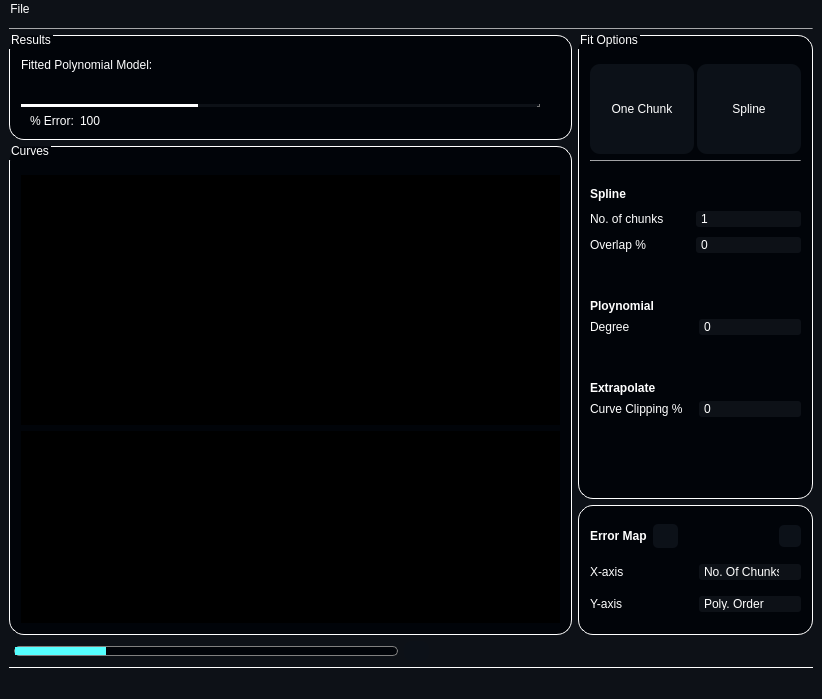
First picture: the form in resources/curvefittingwindow.ui, repository Abdullahsaeed10/Curve_Fitter, before the edit.
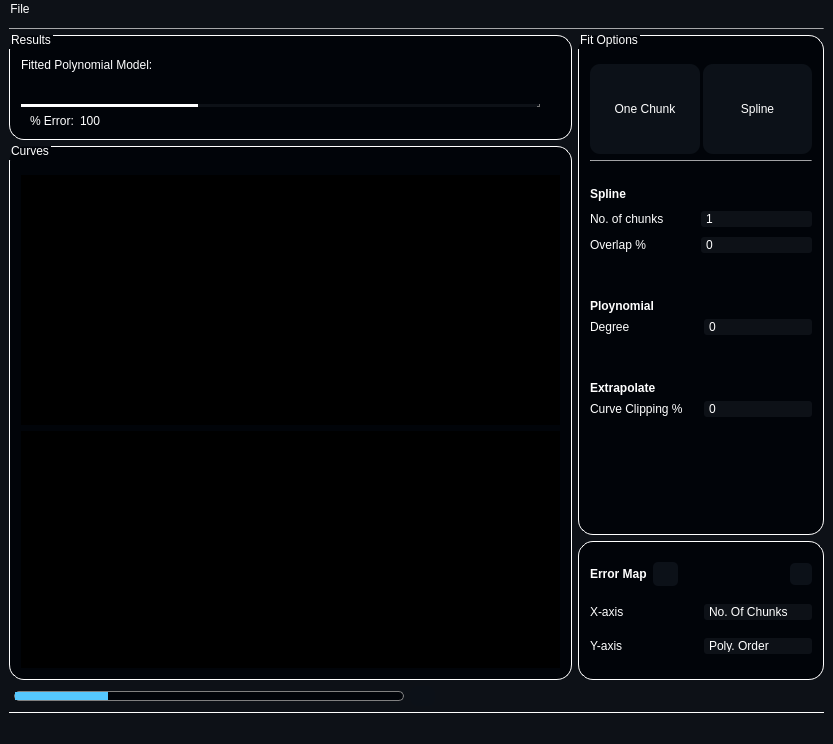
Second picture: the form after the edit. Icons and pictures are not drawn. Custom widgets are drawn as their Qt base class.

```diff
--- a/resources/curvefittingwindow.ui
+++ b/resources/curvefittingwindow.ui
@@ -6,8 +6,8 @@
    <rect>
     <x>0</x>
     <y>0</y>
-    <width>800</width>
-    <height>699</height>
+    <width>833</width>
+    <height>744</height>
    </rect>
   </property>
   <property name="windowTitle">
@@ -38,6 +38,9 @@
           <height>10</height>
          </size>
         </property>
+        <property name="autoFillBackground">
+         <bool>false</bool>
+        </property>
         <property name="styleSheet">
          <string notr="true">QProgressBar:horizontal {
 border: 1px solid gray;
@@ -46,8 +49,10 @@
 }
 QProgressBar::chunk:horizontal {
 border-radius: 5px;
-background: rgb(85, 255, 255);
-}</string>
+background: rgb(85, 200, 255);
+
+}
+</string>
         </property>
         <property name="value">
          <number>24</number>
@@ -55,6 +60,9 @@
         <property name="textVisible">
          <bool>false</bool>
         </property>
+        <property name="invertedAppearance">
+         <bool>false</bool>
+        </property>
        </widget>
       </item>
       <item>
@@ -1338,8 +1346,8 @@
     <rect>
      <x>0</x>
      <y>0</y>
-     <width>800</width>
-     <height>21</height>
+     <width>833</width>
+     <height>26</height>
     </rect>
    </property>
    <widget class="QMenu" name="menuFile">
```
Left out of the diff: 4 changed lines with no effect on the pictures.
